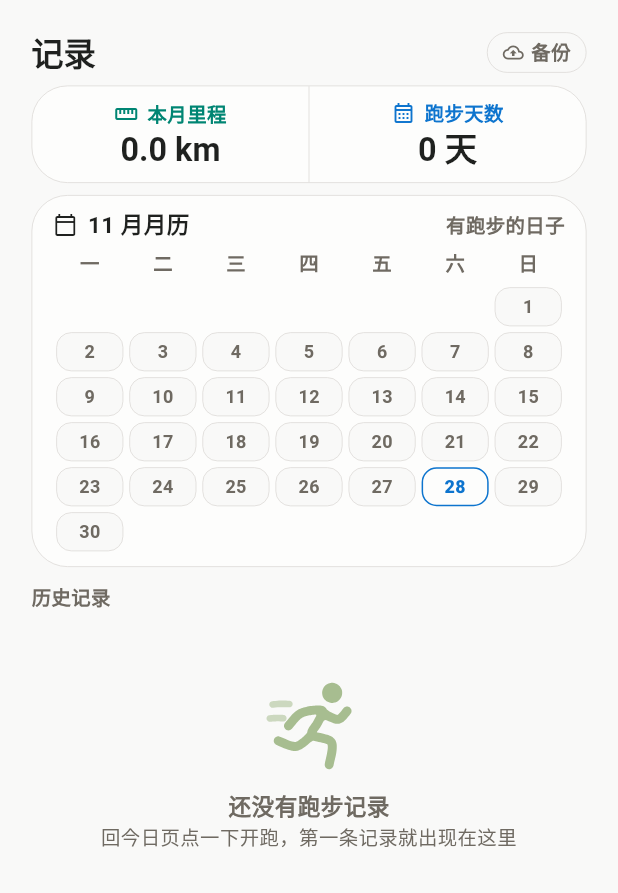
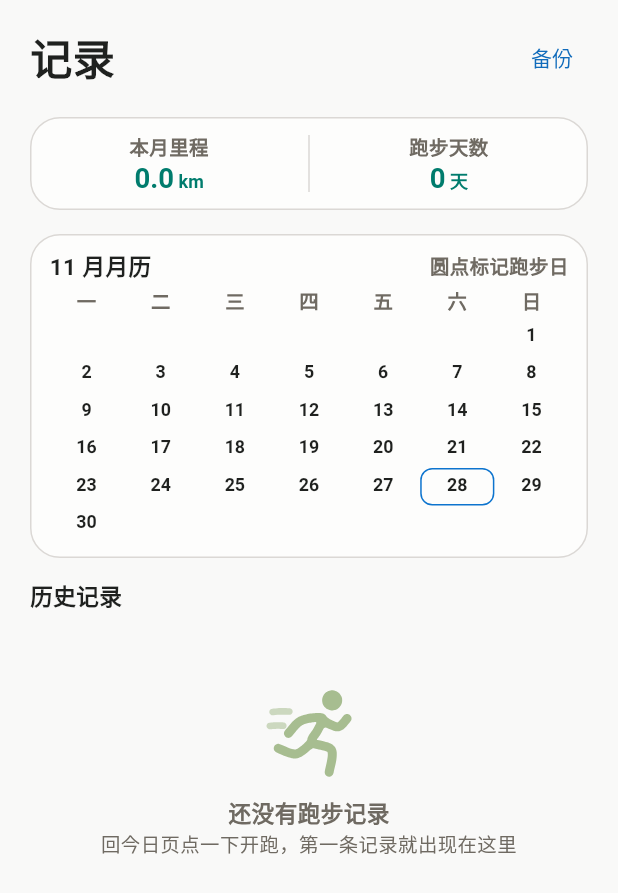
Before and after one commit to dangxinxing090-svg/daily-run, a Flutter app: the _HistoryPage widget shown alone on an empty page, opened directly with empty values, on a phone screen of 412 x 824 dp. Shown: the top 893 px of the screen. Run offline on Flutter 3.47's test engine with Material 3 defaults, Android fonts, the phone set to English and light mode, and no system bars; our stand-ins replace audioplayers, geolocator, permission_handler, sqflite; missing offline and left inert: gal; accounts and stored records are empty.

Commit message:
合入湖蓝留白记录页并更新 Android 版本

```diff
--- a/app/lib/run_app.dart
+++ b/app/lib/run_app.dart
@@ -806,39 +806,25 @@ class _StatCell extends StatelessWidget {
   final IconData icon;
   final String label;
   final String value;
-  final double? number;
-  final String Function(double value)? format;
-  final int? tint;
 
   const _StatCell({
     required this.icon,
     required this.label,
     required this.value,
-    this.number,
-    this.format,
-    this.tint,
   });
 
   @override
   Widget build(BuildContext context) {
-    final num = number;
-    final fmt = format;
     return Padding(
       padding: const EdgeInsets.symmetric(vertical: 10, horizontal: 2),
       child: Column(
         mainAxisAlignment: MainAxisAlignment.center,
         children: [
-          _iconLabel(icon, label, color: tint ?? AppPalette.sand11),
+          _iconLabel(icon, label),
           const SizedBox(height: 4),
           FittedBox(
             fit: BoxFit.scaleDown,
-            child: num != null && fmt != null
-                ? RollingNumber(
-                    value: num,
-                    format: fmt,
-                    style: _num(20, 600, AppPalette.sand12),
-                  )
-                : Text(value, style: _num(20, 600, AppPalette.sand12)),
+            child: Text(value, style: _num(20, 600, AppPalette.sand12)),
           ),
         ],
       ),
@@ -1395,26 +1381,26 @@ class _TodayPage extends StatelessWidget {
                     ),
                     SizedBox(height: gap),
                     DecoratedBox(
-                      decoration: _todayCardDecoration(),
+                      decoration: _overviewCardDecoration(),
                       child: Padding(
                         padding: const EdgeInsets.symmetric(vertical: 12),
                         child: IntrinsicHeight(
                           child: Row(
                             children: [
-                              _todayMetric(
-                                  '本月里程', _todayKmLabel(monthKm), 'km', narrow,
+                              _overviewMetric(
+                                  '本月里程', _overviewKmLabel(monthKm), 'km', narrow,
                                   emphasis: true),
                               const VerticalDivider(
                                   width: 1,
                                   thickness: 1,
                                   color: Color(AppPalette.sand6)),
-                              _todayMetric('本月次数', '$monthRuns', '次', narrow),
+                              _overviewMetric('本月次数', '$monthRuns', '次', narrow),
                               const VerticalDivider(
                                   width: 1,
                                   thickness: 1,
                                   color: Color(AppPalette.sand6)),
-                              _todayMetric(
-                                  '累计里程', _todayKmLabel(totalKm), 'km', narrow),
+                              _overviewMetric(
+                                  '累计里程', _overviewKmLabel(totalKm), 'km', narrow),
                             ],
                           ),
                         ),
@@ -1429,18 +1415,18 @@ class _TodayPage extends StatelessWidget {
       });
 }
 
-String _todayKmLabel(double value) => value.toStringAsFixed(1).replaceAllMapped(
+String _overviewKmLabel(double value) => value.toStringAsFixed(1).replaceAllMapped(
       RegExp(r'\B(?=(\d{3})+(?!\d))'),
       (_) => ',',
     );
 
-BoxDecoration _todayCardDecoration() => BoxDecoration(
+BoxDecoration _overviewCardDecoration() => BoxDecoration(
       color: _c(AppPalette.sand1),
       borderRadius: BorderRadius.circular(20),
       border: Border.all(color: _c(AppPalette.sand6)),
     );
 
-Widget _todayMetric(String label, String value, String unit, bool narrow,
+Widget _overviewMetric(String label, String value, String unit, bool narrow,
         {bool emphasis = false}) =>
     Expanded(
       child: Column(
@@ -1475,7 +1461,7 @@ Widget _targetCard(double targetKm, VoidCallback onEdit, {double? todayKm}) {
   final ratio = targetKm <= 0 ? 0.0 : (done / targetKm).clamp(0.0, 1.0);
   final reached = ratio >= 1;
   return DecoratedBox(
-    decoration: _todayCardDecoration(),
+    decoration: _overviewCardDecoration(),
     child: Material(
       type: MaterialType.transparency,
       child: InkWell(
@@ -2114,116 +2100,105 @@ class _HistoryPage extends StatelessWidget {
         if (s.startTime.year == today.year && s.startTime.month == today.month)
           s.startTime.day,
     };
-    return Container(
+    final narrow = MediaQuery.sizeOf(context).width <= 325;
+    final inset = narrow ? 16.0 : 20.0;
+    return ColoredBox(
       color: _c(AppPalette.sand2),
-      // 记录多起来后不再一次建完所有行：头部固定，行交给 SliverList 按需构建，
-      // 切页时只画屏幕里那几条，不会因为历史记录多而卡一下。
       child: CustomScrollView(
         slivers: [
           SliverPadding(
-            padding: const EdgeInsets.fromLTRB(_pagePad, _pagePad, _pagePad, 0),
+            padding: EdgeInsets.fromLTRB(inset, 14, inset, 7),
             sliver: SliverToBoxAdapter(
               child: Column(
                 crossAxisAlignment: CrossAxisAlignment.stretch,
                 children: [
-                  _header(
-                    _pageTitle('记录'),
-                    Pressable(
-                      onTap: onBackup,
-                      child: Container(
-                        padding: const EdgeInsets.symmetric(
-                            horizontal: 10, vertical: 5),
-                        decoration: BoxDecoration(
-                          borderRadius: BorderRadius.circular(999),
-                          border: Border.all(
-                              width: AppRules.hairline,
-                              color: _c(AppPalette.sand6)),
-                        ),
+                  Row(
+                    mainAxisAlignment: MainAxisAlignment.spaceBetween,
+                    children: [
+                      Text('记录', style: _txt(26, 700, _c(AppPalette.sand12))),
+                      TextButton(
+                        onPressed: onBackup,
+                        style: TextButton.styleFrom(
+                          foregroundColor: _c(AppPalette.accentText),
+                          minimumSize: const Size(48, 48),
+                          visualDensity: VisualDensity.standard,
+                          padding: const EdgeInsets.symmetric(horizontal: 8),
+                        ),
+                        child: const Text('备份'),
+                      ),
+                    ],
+                  ),
+                  const SizedBox(height: 16),
+                  DecoratedBox(
+                    decoration: _overviewCardDecoration(),
+                    child: Padding(
+                      padding: const EdgeInsets.symmetric(vertical: 12),
+                      child: IntrinsicHeight(
                         child: Row(
-                          mainAxisSize: MainAxisSize.min,
-                          children: [
-                            Icon(Icons.backup_outlined,
-                                size: 14, color: _c(AppPalette.sand11)),
-                            const SizedBox(width: 5),
-                            Text('备份',
-                                style: _txt(12, 500, _c(AppPalette.sand11))),
-                          ],
-                        ),
-                      ),
-                    ),
-                  ),
-                  const SizedBox(height: 8),
-                  _StatBar(
-                    cells: [
-                      _StatCell(
-                        icon: Icons.straighten,
-                        tint: AppPalette.perform,
-                        label: '本月里程',
-                        value: '${monthKm.toStringAsFixed(1)} km',
-                        number: monthKm,
-                        format: (v) => '${v.toStringAsFixed(1)} km',
-                      ),
-                      _StatCell(
-                        icon: Icons.calendar_month_outlined,
-                        tint: AppPalette.accent,
-                        label: '跑步天数',
-                        value: '${runDays.length} 天',
-                        number: runDays.length.toDouble(),
-                        format: (v) => '${v.round()} 天',
-                      ),
-                    ],
-                  ),
-                  const SizedBox(height: 8),
-                  _card(
-                    padding:
-                        const EdgeInsets.symmetric(horizontal: 14, vertical: 10),
+                          children: [
+                            _overviewMetric(
+                                '本月里程', _overviewKmLabel(monthKm), 'km', narrow,
+                                emphasis: true),
+                            const VerticalDivider(
+                              width: 1,
+                              thickness: 1,
+                              color: Color(AppPalette.sand6),
+                            ),
+                            _overviewMetric(
+                                '跑步天数', '${runDays.length}', '天', narrow,
+                                emphasis: true),
+                          ],
+                        ),
+                      ),
+                    ),
+                  ),
+                  const SizedBox(height: 16),
+                  DecoratedBox(
+                    decoration: _overviewCardDecoration(),
+                    child: Padding(
+                      padding: const EdgeInsets.fromLTRB(13, 12, 13, 10),
                       child: Column(
                         crossAxisAlignment: CrossAxisAlignment.stretch,
                         children: [
-                        Row(
-                          children: [
-                            _iconLabel(
-                                Icons.calendar_today_outlined,
-                                '${today.month} 月月历',
-                                color: AppPalette.sand12,
-                                size: 14,
-                                weight: 600,
-                                gap: 7),
-                            const Spacer(),
-                            Text('有跑步的日子',
+                          Wrap(
+                            alignment: WrapAlignment.spaceBetween,
+                            crossAxisAlignment: WrapCrossAlignment.center,
+                            spacing: 8,
+                            runSpacing: 4,
+                            children: [
+                              Text('${today.month} 月月历',
+                                  style: _txt(14, 600, _c(AppPalette.sand12))),
+                              Text('圆点标记跑步日',
                                   style: _txt(12, 500, _c(AppPalette.sand11))),
                             ],
                           ),
-                        const SizedBox(height: 8),
+                          const SizedBox(height: 6),
                           _MonthGrid(runDays: runDays, today: today),
                         ],
                       ),
                     ),
-                  const SizedBox(height: 12),
-                  Text('历史记录', style: _txt(12, 500, _c(AppPalette.sand11))),
-                  const SizedBox(height: 2),
-                ],
-              ),
-            ),
-          ),
-          if (sessions.isEmpty)
+                  ),
+                  const SizedBox(height: 16),
+                  Text('历史记录', style: _txt(14, 600, _c(AppPalette.sand12))),
+                ],
+              ),
+            ),
+          ),
           SliverPadding(
-              padding: const EdgeInsets.fromLTRB(_pagePad, 0, _pagePad, 28),
-              sliver: SliverToBoxAdapter(child: _emptyState()),
-            )
-          else
-            SliverPadding(
-              padding: const EdgeInsets.fromLTRB(_pagePad, 0, _pagePad, 28),
-              sliver: SliverList.builder(
+            padding: EdgeInsets.fromLTRB(inset, 0, inset, 28),
+            sliver: sessions.isEmpty
+                ? SliverToBoxAdapter(child: _emptyState())
+                : SliverList.builder(
                     itemCount: sessions.length,
-                itemBuilder: (context, i) {
-                  final s = sessions[i];
+                    itemBuilder: (_, i) {
+                      final session = sessions[i];
                       return RepaintBoundary(
+                        key: ValueKey(session.id),
                         child: _HistoryRow(
-                      session: s,
-                      removing: s.id == deletingId,
-                      onTap: () => onSession(s),
-                      onDelete: () => onDelete(s),
+                          session: session,
+                          removing: session.id == deletingId,
+                          onTap: () => onSession(session),
+                          onDelete: () => onDelete(session),
                         ),
                       );
                     },
@@ -2283,52 +2258,61 @@ class _HistoryRow extends StatelessWidget {
           opacity: removing ? 0 : 1,
           duration: AppMotion.quick,
           curve: AppMotion.standard,
-          child: Pressable(
+          child: Padding(
+            padding: const EdgeInsets.only(bottom: 7),
+            child: DecoratedBox(
+              decoration: _overviewCardDecoration(),
+              child: Material(
+                type: MaterialType.transparency,
+                child: InkWell(
                   onTap: onTap,
-            haptic: false,
-            scale: 0.985,
-            child: _card(
-              margin: const EdgeInsets.only(top: 6),
-              padding: const EdgeInsets.symmetric(horizontal: 12, vertical: 8),
+                  onLongPress: onDelete,
+                  borderRadius: BorderRadius.circular(20),
+                  child: ConstrainedBox(
+                    constraints: const BoxConstraints(minHeight: 55),
+                    child: Padding(
+                      padding: const EdgeInsets.symmetric(
+                          horizontal: 8, vertical: 6),
                       child: Row(
                         children: [
                           _TrackThumb(points: session.points),
-                  const SizedBox(width: 10),
+                          const SizedBox(width: 9),
                           Expanded(
                             child: Column(
-                      crossAxisAlignment: CrossAxisAlignment.stretch,
-                      children: [
-                        Row(
-                          crossAxisAlignment: CrossAxisAlignment.baseline,
-                          textBaseline: TextBaseline.alphabetic,
-                          children: [
-                            Expanded(
-                              child: Text(_dateCn(session.startTime),
-                                  maxLines: 1,
-                                  overflow: TextOverflow.ellipsis,
-                                  style: _txt(14, 600, _c(AppPalette.sand12))),
-                            ),
-                            Text('${km.toStringAsFixed(2)} km',
-                                style: _num(14, 600, AppPalette.accent)),
-                          ],
-                        ),
-                        const SizedBox(height: 6),
+                              crossAxisAlignment: CrossAxisAlignment.start,
+                              children: [
                                 Text(
-                            '${_clock(session.elapsed)}　${session.averagePaceLabel}',
-                            style: _num(12, 500, AppPalette.sand11)),
-                      ],
-                    ),
-                  ),
-                  // 44 宽的点击区，避免手指落在卡片空白处反而打开详情。
-                  Pressable(
-                    onTap: onDelete,
-                    child: Padding(
-                      padding: const EdgeInsets.fromLTRB(14, 14, 14, 14),
-                      child: Icon(Icons.delete_outline,
-                          size: 16, color: _c(AppPalette.sand11)),
-                    ),
-                  ),
-                ],
+                                  '${session.startTime.month}月${session.startTime.day}日',
+                                  style: _txt(13, 500, _c(AppPalette.sand12)),
+                                ),
+                                const SizedBox(height: 2),
+                                Text(
+                                  '${_clock(session.elapsed)} / ${session.averagePaceLabel}',
+                                  style: _num(12, 500, AppPalette.sand11),
+                                ),
+                              ],
+                            ),
+                          ),
+                          const SizedBox(width: 6),
+                          Flexible(
+                            child: Text.rich(
+                              TextSpan(
+                                text: km.toStringAsFixed(2),
+                                style: _num(16, 600, AppPalette.sand12),
+                                children: const [
+                                  TextSpan(
+                                      text: ' km',
+                                      style: TextStyle(fontSize: 12)),
+                                ],
+                              ),
+                              textAlign: TextAlign.end,
+                            ),
+                          ),
+                        ],
+                      ),
+                    ),
+                  ),
+                ),
               ),
             ),
           ),
@@ -2347,18 +2331,16 @@ class _TrackThumb extends StatelessWidget {
 
   @override
   Widget build(BuildContext context) => SizedBox(
-        width: 54,
-        height: 46,
-        child: DecoratedBox(
-          position: DecorationPosition.foreground,
-          decoration: BoxDecoration(
-            borderRadius: BorderRadius.circular(AppRules.thumbRadius),
-            border:
-                Border.all(width: AppRules.hairline, color: _c(AppPalette.sand6)),
-          ),
+        width: 40,
+        height: 38,
         child: ClipRRect(
-            borderRadius: BorderRadius.circular(AppRules.thumbRadius),
-            child: CustomPaint(
+          borderRadius: BorderRadius.circular(8),
+          child: ColoredBox(
+            color: _c(AppPalette.sage3),
+            child: points.length < 2
+                ? const Icon(Icons.route_outlined,
+                    size: 20, color: Color(AppPalette.accent))
+                : CustomPaint(
                     painter: _ThumbPainter(points),
                     child: const SizedBox.expand(),
                   ),
@@ -2374,9 +2356,6 @@ class _ThumbPainter extends CustomPainter {
 
   @override
   void paint(Canvas canvas, Size size) {
-    canvas.drawRect(
-        Offset.zero & size, Paint()..color = _c(AppPalette.sage3));
-    if (points.length < 2) return;
     final proj = projectTrack(points, size, pad: 7);
     final path = Path()..moveTo(proj.points.first.dx, proj.points.first.dy);
     for (final p in proj.points.skip(1)) {
@@ -2389,7 +2368,7 @@ class _ThumbPainter extends CustomPainter {
         ..strokeWidth = 2.4
         ..strokeCap = StrokeCap.round
         ..strokeJoin = StrokeJoin.round
-        ..color = _c(AppPalette.accentStrong),
+        ..color = _c(AppPalette.accent),
     );
   }
 
@@ -2441,69 +2420,48 @@ class _MonthGrid extends StatelessWidget {
               ),
           ],
         ),
-        const SizedBox(height: 4),
+        const SizedBox(height: 3),
         for (final wk in weeks)
-          Padding(
-            padding: const EdgeInsets.only(top: 4),
-            child: Row(
-              children: [
-                for (final day in wk)
-                  Expanded(
-                    child: Padding(
-                      padding: const EdgeInsets.symmetric(horizontal: 2),
-                      child: _cell(day),
-                    ),
-                  ),
-              ],
-            ),
+          Row(
+            children: [
+              for (final day in wk) Expanded(child: _cell(day)),
+            ],
           ),
       ],
     );
   }
 
   Widget _cell(int? day) {
-    if (day == null) return const SizedBox(height: 26);
+    if (day == null) return const SizedBox(height: 25);
     final done = runDays.contains(day);
     final isToday = day == today.day;
-    final int bg;
-    final int fg;
-    final int edge;
-    final int weight;
-    if (done) {
-      // 有跑步的日子始终填色，今天只多一圈主色描边，不会被「今天」的样式盖掉。
-      bg = AppPalette.teal9;
-      fg = AppPalette.sand12;
-      edge = isToday ? AppPalette.accent : AppPalette.teal9;
-      weight = 700;
-    } else if (isToday) {
-      bg = AppPalette.sand1;
-      fg = AppPalette.accent;
-      edge = AppPalette.accent;
-      weight = 700;
-    } else {
-      bg = AppPalette.sand2;
-      fg = AppPalette.sand11;
-      edge = AppPalette.sand6;
-      weight = 500;
-    }
-    // 42 个格子不再各带一个隐式动画控制器，切页时少一批对象要建。
-    return Container(
-      height: 26,
-      decoration: BoxDecoration(
-        color: _c(bg),
-        borderRadius: BorderRadius.circular(AppRules.cellRadius),
-        border: Border.all(
-            width: isToday ? 1 : AppRules.hairline, color: _c(edge)),
-      ),
-      child: Center(
+    return Semantics(
+      label: '${today.month}月$day日${isToday ? '，今天' : ''}${done ? '，有跑步' : ''}',
+      excludeSemantics: true,
+      child: Container(
+        constraints: const BoxConstraints(minHeight: 25),
+        decoration: isToday
+            ? BoxDecoration(
+                borderRadius: BorderRadius.circular(8),
+                border: Border.all(color: _c(AppPalette.accent)),
+              )
+            : null,
+        child: Stack(
+          alignment: Alignment.center,
+          children: [
+            Padding(
+              padding: const EdgeInsets.only(bottom: 3),
               child: Text('$day',
-            style: TextStyle(
-              fontSize: 12,
-              fontWeight: FontWeight.values[weight ~/ 100],
-              color: _c(fg),
-              height: 1,
-              fontFeatures: const [FontFeature.tabularFigures()],
-                    )),
+                  style: _num(11, done ? 700 : 500,
+                      done ? AppPalette.performText : AppPalette.sand12)),
+            ),
+            if (done)
+              Positioned(
+                bottom: 2,
+                child: _liveDot(3, AppPalette.performText),
+              ),
+          ],
+        ),
       ),
     );
   }
--- a/app/pubspec.yaml
+++ b/app/pubspec.yaml
@@ -1,7 +1,7 @@
 name: daily_run
 description: 每日跑步运动打卡 App，Flutter 双端
 publish_to: none
-version: 0.1.1+2
+version: 0.1.2+3
 
 environment:
   sdk: '>=3.0.0 <4.0.0'
```
Lines whose indentation alone changed are shown as unchanged.
